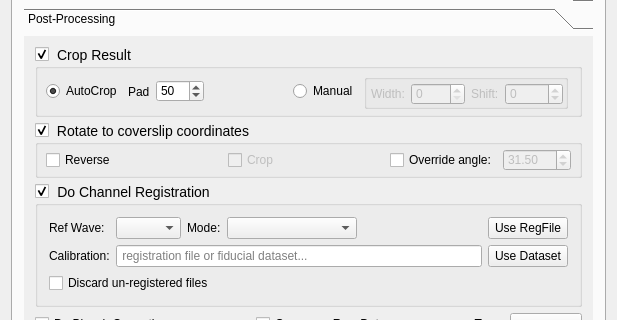
First picture: the form in llspy/gui/main_gui.ui, repository tlambert03/LLSpy, before the edit; both pictures show x 0 to 617 and y 378 to 698 of the 617 by 861 pixel window.
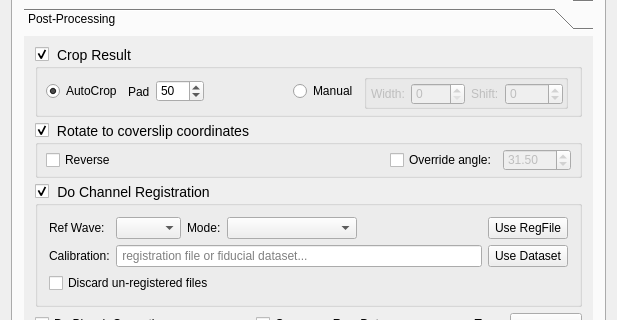
Second picture: the form after the edit. The open tabs and pages were chosen to show the change.

Diff of the .ui file:
```diff
--- a/llspy/gui/main_gui.ui
+++ b/llspy/gui/main_gui.ui
@@ -1260,7 +1260,7 @@
             <rect>
              <x>0</x>
              <y>0</y>
-             <width>534</width>
+             <width>547</width>
              <height>337</height>
             </rect>
            </property>
@@ -1496,7 +1496,7 @@
               <property name="checked">
                <bool>true</bool>
               </property>
-              <layout class="QHBoxLayout" name="horizontalLayout_8" stretch="0,0,0,0,0,0">
+              <layout class="QHBoxLayout" name="horizontalLayout_8" stretch="0,0,0,0">
                <property name="leftMargin">
                 <number>8</number>
                </property>
@@ -1537,29 +1537,6 @@
                  </property>
                 </spacer>
                </item>
-               <item>
-                <widget class="QCheckBox" name="rotateCropCheckBox">
-                 <property name="enabled">
-                  <bool>false</bool>
-                 </property>
-                 <property name="text">
-                  <string>Crop</string>
-                 </property>
-                </widget>
-               </item>
-               <item>
-                <spacer name="rotatespacer1_3">
-                 <property name="orientation">
-                  <enum>Qt::Horizontal</enum>
-                 </property>
-                 <property name="sizeHint" stdset="0">
-                  <size>
-                   <width>40</width>
-                   <height>20</height>
-                  </size>
-                 </property>
-                </spacer>
-               </item>
                <item alignment="Qt::AlignRight">
                 <widget class="QCheckBox" name="rotateOverrideCheckBox">
                  <property name="enabled">
```
Left out of the diff: 10 changed lines with no effect on the pictures.
